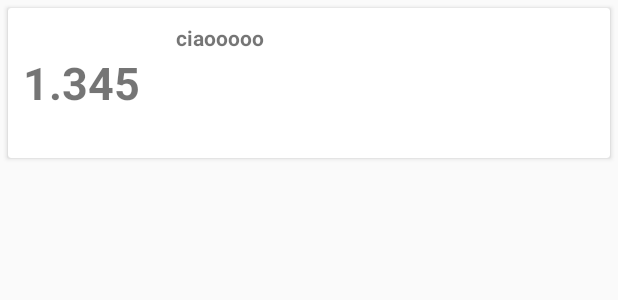
After one commit to pisto92/FrankensteinApp, an Android app: the layout cardview_fuel.xml on its own in the app's theme, with its tools: preview values and no code run, on a phone screen of 412 x 824 dp. The commit adds this screen. Shown: the top 300 px of the screen. Run offline under Robolectric (Android 15) with nearby library versions, the phone set to English and light mode, and no system bars.

Commit message:
letti valori fuel da database

```diff
--- /dev/null
+++ b/app/src/main/res/layout/cardview_fuel.xml
@@ -0,0 +1,66 @@
+<?xml version="1.0" encoding="utf-8"?>
+<LinearLayout xmlns:android="http://schemas.android.com/apk/res/android"
+              xmlns:card_view="http://schemas.android.com/apk/res-auto"
+              android:layout_width="match_parent"
+              android:layout_height="wrap_content"
+              android:orientation="vertical">
+
+    <android.support.v7.widget.CardView
+        android:id="@+id/card_view"
+        android:layout_width="fill_parent"
+        android:layout_height="100dp"
+        android:layout_gravity="center"
+        android:layout_margin="5dp"
+        card_view:cardCornerRadius="2dp"
+        card_view:contentPadding="10dp">
+
+        <LinearLayout
+            android:layout_width="fill_parent"
+            android:layout_height="fill_parent"
+            android:orientation="horizontal">
+
+            <TextView
+                android:layout_width="wrap_content"
+                android:layout_height="match_parent"
+                android:gravity="center"
+                android:text="1.345"
+                android:textStyle="bold"
+                android:textSize="30sp"
+                android:paddingRight="24dp"
+                android:id="@+id/cardview_textview_price_liter"/>
+
+            <LinearLayout
+                android:layout_width="wrap_content"
+                android:layout_height="wrap_content"
+                android:orientation="vertical">
+
+                <TextView
+                    android:id="@+id/cardview_textview_total_km"
+                    android:layout_width="wrap_content"
+                    android:layout_height="wrap_content"
+                    android:layout_alignParentTop="true"
+                    android:textStyle="bold"
+                    android:text="ciaooooo"/>
+
+                <TextView
+                    android:id="@+id/cardview_textview_price"
+                    android:layout_width="wrap_content"
+                    android:layout_height="wrap_content"
+                    />
+
+                <TextView
+                    android:id="@+id/cardview_textview_liters"
+                    android:layout_width="wrap_content"
+                    android:layout_height="wrap_content"
+                    />
+
+                <TextView
+                    android:id="@+id/cardview_textview_location"
+                    android:layout_width="wrap_content"
+                    android:layout_height="wrap_content"
+                    />
+            </LinearLayout>
+
+        </LinearLayout>
+    </android.support.v7.widget.CardView>
+</LinearLayout>
```
Also changed, not shown: app/src/main/java/com/pisto/frankensteinapp/FuelHistoryActivity.java (+22 -1 lines), app/src/main/java/com/pisto/frankensteinapp/HistoryViewAdapter.java (added, +79 -0 lines), app/src/main/res/layout/activity_fuel_history.xml (+18 -5 lines).
